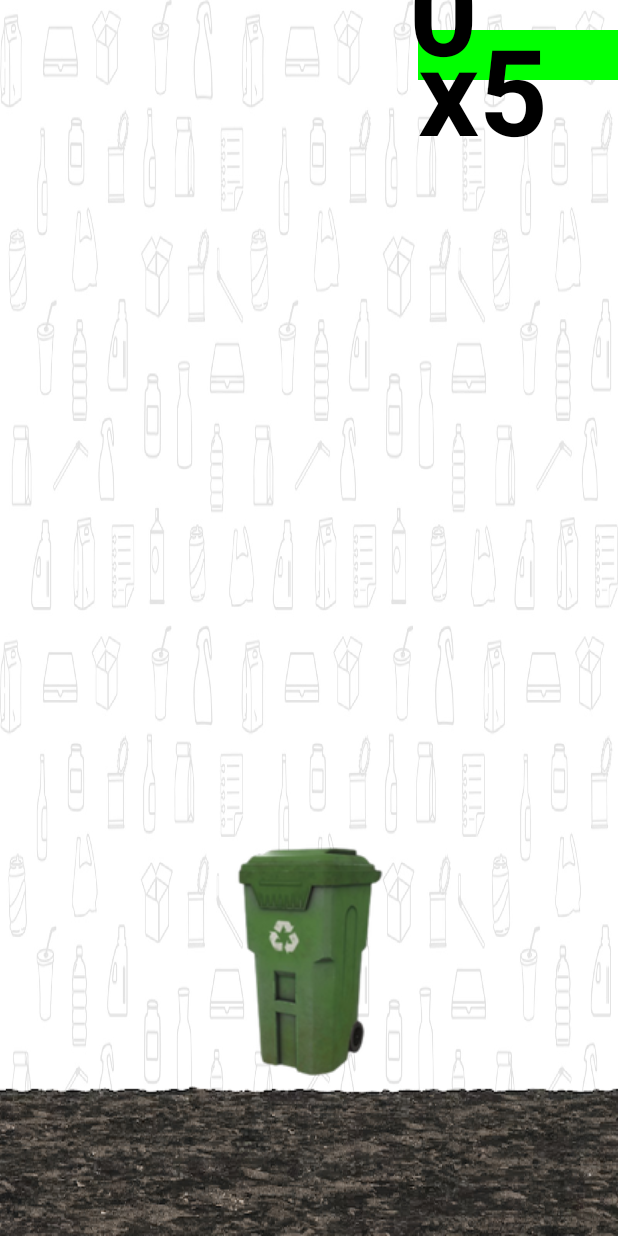
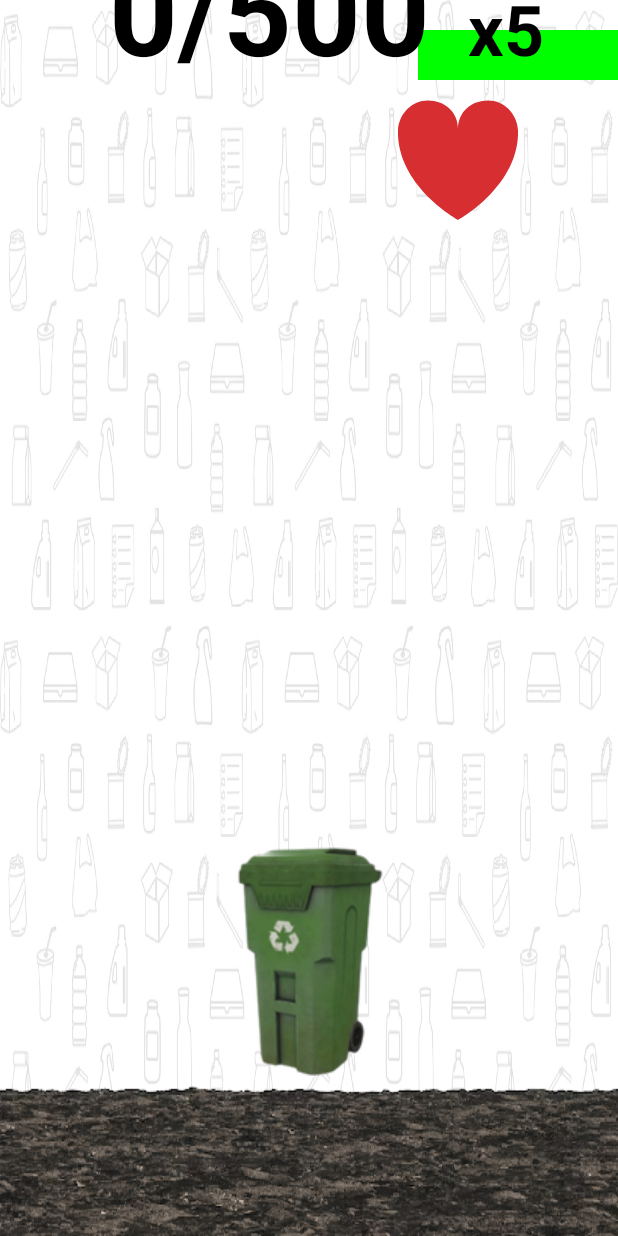
Before and after one commit to AlejandroMoc/E3_SaveTheBunny, an Android app: the screen it shows after launch (TutorialActivity), after a tap on "PLAY", on a phone screen of 412 x 824 dp. Run offline under Robolectric (Android 15) with nearby library versions, the phone set to English and light mode, and no system bars.

Commit message:
Colocado corazón y movidos elementos para ponerse en la posición correcta. Falta cambiar tamaño de bote.

```diff
--- a/app/src/main/java/mx/a01736353/savethebunny/GameView.java
+++ b/app/src/main/java/mx/a01736353/savethebunny/GameView.java
@@ -11,21 +11,20 @@ import android.graphics.Paint;
 import android.graphics.Point;
 import android.graphics.Rect;
 import android.graphics.Typeface;
+import android.graphics.drawable.Drawable;
 import android.os.Handler;
 import android.view.Display;
 import android.view.MotionEvent;
 import android.view.View;
-
 import androidx.core.content.ContextCompat;
-import androidx.core.content.res.ResourcesCompat;
-
 import java.util.ArrayList;
 import java.util.Random;
 
 public class GameView extends View {
 
-    Bitmap background, ground, dumpster;
-    Rect rectBackground, rectGround;
+    Bitmap background, ground, dumpster, heart;
+    Rect rectBackground, rectGround, rectHeart;
+    Drawable heartDrawable = getResources().getDrawable(R.drawable.logo_heart);
     Context context;
     Handler handler;
     //Milisegundos para actualizar
@@ -45,7 +44,6 @@ public class GameView extends View {
     float oldDumpsterX;
     ArrayList<Trash> trashes;
     ArrayList<Explosion> explosions;
-
     //ArrayList<Dumpster> dumpsters;
 
     public GameView(
@@ -53,10 +51,11 @@ public class GameView extends View {
             super(context);
             this.context = context;
 
-            //Falta que
             background = BitmapFactory.decodeResource(getResources(), R.drawable.background_tiles);
             ground = BitmapFactory.decodeResource(getResources(), R.drawable.ground);
             dumpster = BitmapFactory.decodeResource(getResources(), R.drawable.trashcan_1);
+            heart = BitmapFactory.decodeResource(getResources(), R.drawable.logo_heart);
+
             Display display = ((Activity) getContext()).getWindowManager().getDefaultDisplay();
             Point size = new Point();
             display.getSize(size);
@@ -66,6 +65,7 @@ public class GameView extends View {
             //Rectangulos para fondo y piso
             rectBackground = new Rect(0,0,dWidth,dHeight);
             rectGround= new Rect(0,dHeight-ground.getHeight(),dWidth,dHeight);
+            rectHeart = new Rect(0,0,dWidth,dHeight);
             handler = new Handler();
             runnable = new Runnable() {
                 @Override
@@ -81,11 +81,13 @@ public class GameView extends View {
             //pointsNumber.setTypeface(ResourcesCompat.getFont(context, R.font.kenney_blocks));
 
             lifeNumber.setColor(ContextCompat.getColor(context, R.color.black));
-            lifeNumber.setTextSize(pointsTextSize);
+            lifeNumber.setTextSize(lifeTextSize);
             lifeNumber.setTextAlign(Paint.Align.LEFT);
             lifeNumber.setTypeface(Typeface.DEFAULT_BOLD);
-            //lifeNumber.setTypeface(ResourcesCompat.getFont(context, R.font.kenney_blocks));
 
+            heartDrawable.setBounds(rectHeart.left, rectHeart.top, rectHeart.left + rectHeart.width(), rectHeart.top + rectHeart.height());
+            //100 es el margen, 120 es el tamaño del corazón
+            heartDrawable.setBounds(dWidth - 120 - 100, 100, dWidth - 100, 100 + 120);
 
             //Color inicial de barra de vida
             livesColor.setColor(Color.GREEN);
@@ -94,6 +96,8 @@ public class GameView extends View {
             dumpsterY = dHeight - ground.getHeight() - dumpster.getHeight();
             trashes = new ArrayList<>();
             explosions = new ArrayList<>();
+
+            //Generar basuras iniciales
             for (int i=0; i<3; i++){
                 Trash trash = new Trash(context);
                 trashes.add(trash);
@@ -104,8 +108,10 @@ public class GameView extends View {
     protected void onDraw(Canvas canvas) {
         super.onDraw(canvas);
         canvas.drawBitmap(background, null, rectBackground, null);
+        canvas.drawBitmap(dumpster, dumpsterX, dumpsterY, null);
         canvas.drawBitmap(ground, null, rectGround, null);
-        canvas.drawBitmap(dumpster, dumpsterX, dumpsterY, null);
+
+        //Dibujar basuras
         for (int i = 0; i< trashes.size(); i++){
             canvas.drawBitmap(trashes.get(i).getTrash(trashes.get(i).spikeFrame), trashes.get(i).spikeX, trashes.get(i).spikeY, null);
             trashes.get(i).spikeFrame++;
@@ -161,11 +167,11 @@ public class GameView extends View {
         }
 
         //Dibujar elementos en pantallas
+        heartDrawable.draw(canvas);
         canvas.drawRect(dWidth-200,30,dWidth-200+60*life,80, livesColor);
-        canvas.drawText(""+points, dWidth/2+100, dHeight/7-pointsTextSize, pointsNumber);
-        canvas.drawText("x"+life, dWidth-200, dHeight/6-lifeTextSize, lifeNumber);
+        canvas.drawText(""+points+"/500", dWidth/2-200, dHeight/7-pointsTextSize, pointsNumber);
+        canvas.drawText("x"+life, dWidth-150, dHeight/6-lifeTextSize-80, lifeNumber);
         handler.postDelayed(runnable, UPDATE_MILLIS);
-
     }
 
     @Override
--- /dev/null
+++ b/app/src/main/res/drawable/logo_heart.xml
@@ -0,0 +1,10 @@
+<vector xmlns:android="http://schemas.android.com/apk/res/android"
+    android:width="128dp"
+    android:height="128dp"
+    android:viewportWidth="33.867"
+    android:viewportHeight="33.867">
+  <path
+      android:pathData="M8.432,0.172C3.765,0.172 -0.018,4.143 -0.018,9.111c0,15.474 16.95,24.756 16.95,24.756 0,0 16.952,-9.282 16.952,-24.756 0,-4.968 -3.783,-8.939 -8.45,-8.938 -4.666,0 -8.501,3.116 -8.501,8.053 -0,-4.936 -3.835,-8.053 -8.501,-8.053z"
+      android:strokeWidth="0.148939"
+      android:fillColor="@color/red_intense"/>
+</vector>
--- a/app/src/main/res/layout/game_over.xml
+++ b/app/src/main/res/layout/game_over.xml
@@ -95,6 +95,10 @@
         </TableRow>
     </TableLayout>
 
+    <!--Falta poner aquí tabla de scores-->
+
+
+
     <ImageView
         android:id="@+id/imageView"
         android:layout_width="wrap_content"
--- a/app/src/main/res/values/themes.xml
+++ b/app/src/main/res/values/themes.xml
@@ -2,13 +2,13 @@
     <!-- Base application theme. -->
     <style name="Theme.SaveTheBunny" parent="Theme.MaterialComponents.DayNight.DarkActionBar">
         <!-- Primary brand color -->
-        <item name="colorPrimary">@color/purple_500</item>
+<!--        <item name="colorPrimary">@color/purple_500</item>
         <item name="colorPrimaryVariant">@color/purple_700</item>
         <item name="colorOnPrimary">@color/white</item>
-        <!-- Secondary brand color -->
+        &lt;!&ndash; Secondary brand color &ndash;&gt;
         <item name="colorSecondary">@color/teal_200</item>
         <item name="colorSecondaryVariant">@color/teal_700</item>
-        <item name="colorOnSecondary">@color/black</item>
+        <item name="colorOnSecondary">@color/black</item>-->
         <!-- Status bar color -->
         <item name="android:statusBarColor" tools:targetApi="l">?attr/colorPrimaryVariant</item>
     </style>
```
